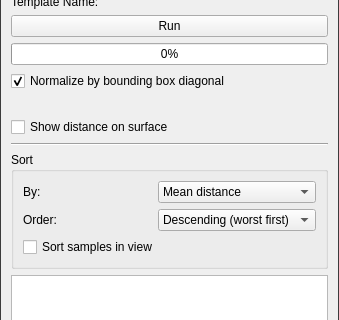
SCIInstitute/ShapeWorks, file Studio/Analysis/CorrespondenceQualityPanel.ui: the form before one commit; both pictures show x 0 to 339 and y 95 to 415 of the 339 by 887 pixel window.
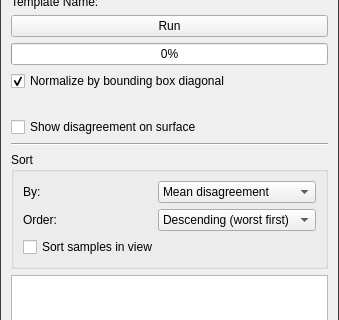
The form after the commit. Icons and pictures are not drawn. Custom widgets are drawn as their Qt base class.

```diff
--- a/Studio/Analysis/CorrespondenceQualityPanel.ui
+++ b/Studio/Analysis/CorrespondenceQualityPanel.ui
@@ -322,7 +322,7 @@
          <item row="7" column="0" colspan="2">
           <widget class="QCheckBox" name="show_distance">
            <property name="text">
-            <string>Show distance on surface</string>
+            <string>Show disagreement on surface</string>
            </property>
            <property name="toolTip">
             <string>Color each sample by its per-vertex distance to the groomed surface (reconstructed view)</string>
@@ -353,7 +353,7 @@
              <widget class="QComboBox" name="sort_metric_combo">
               <item>
                <property name="text">
-                <string>Mean distance</string>
+                <string>Mean disagreement</string>
                </property>
               </item>
               <item>
```
Left out of the diff: 8 changed lines with no effect on the pictures.
